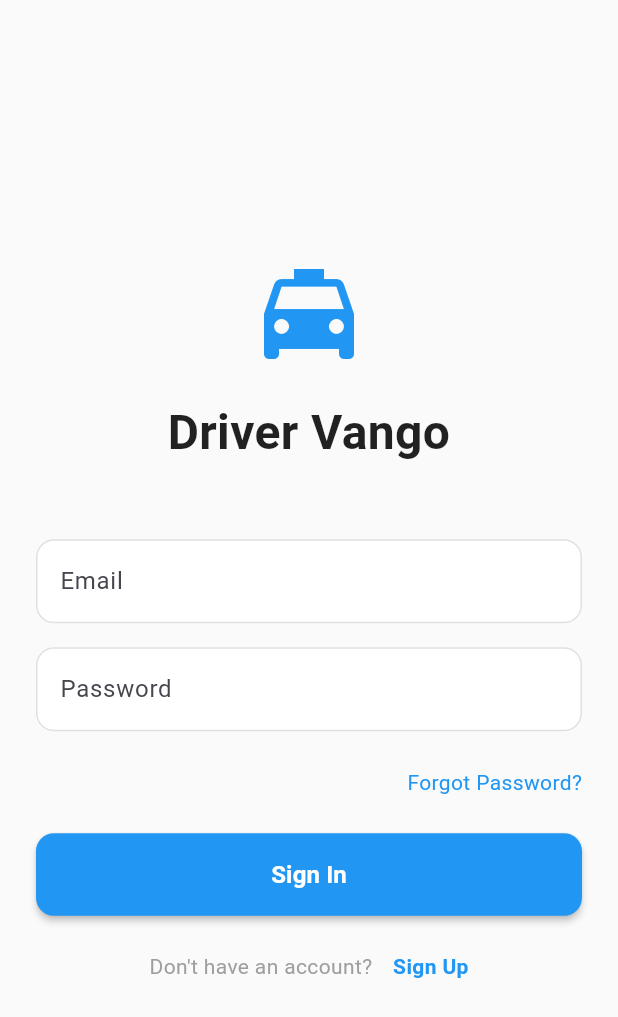
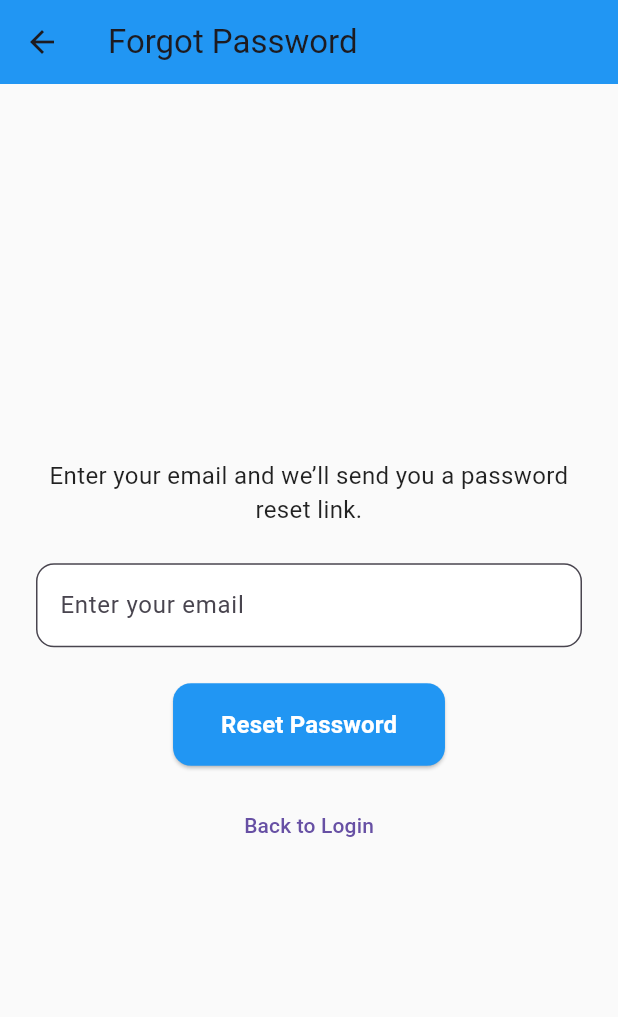
Before and after one commit to SoktyHeng/vango-driver, a Flutter app: the screen it shows after launch, after a tap on "Forgot Password?", on a phone screen of 412 x 824 dp. Shown: the top 1017 px of the screen. Run offline on Flutter 3.47's test engine with Material 3 defaults, Android fonts, the phone set to English and light mode, and no system bars; our stand-ins replace cloud_firestore, firebase_auth, firebase_core, firebase_storage, image_picker; accounts and stored records are empty.

Commit message:
add forgot password page and fix some check in user page

```diff
--- a/lib/pages/edit_profile.dart
+++ b/lib/pages/edit_profile.dart
@@ -278,8 +278,9 @@ class _EditProfilePageState extends State<EditProfilePage> {
                                       fit: BoxFit.cover,
                                       loadingBuilder:
                                           (context, child, loadingProgress) {
-                                            if (loadingProgress == null)
+                                            if (loadingProgress == null) {
                                               return child;
+                                            }
                                             return Center(
                                               child: CircularProgressIndicator(
                                                 value:
--- /dev/null
+++ b/lib/pages/forgot_password_page.dart
@@ -0,0 +1,125 @@
+import 'package:flutter/material.dart';
+import 'package:firebase_auth/firebase_auth.dart';
+
+class ForgotPasswordPage extends StatefulWidget {
+  const ForgotPasswordPage({super.key});
+
+  @override
+  State<ForgotPasswordPage> createState() => _ForgotPasswordPageState();
+}
+
+class _ForgotPasswordPageState extends State<ForgotPasswordPage> {
+  final _emailController = TextEditingController();
+
+  @override
+  void dispose() {
+    _emailController.dispose();
+    super.dispose();
+  }
+
+  Future<void> passwordReset() async {
+    if (_emailController.text.trim().isEmpty) {
+      ScaffoldMessenger.of(context).showSnackBar(
+        const SnackBar(content: Text("Please enter your email.")),
+      );
+      return;
+    }
+
+    try {
+      // show loading
+      showDialog(
+        context: context,
+        barrierDismissible: false,
+        builder: (context) => const Center(child: CircularProgressIndicator()),
+      );
+
+      await FirebaseAuth.instance.sendPasswordResetEmail(
+        email: _emailController.text.trim(),
+      );
+
+      if (!mounted) return;
+      Navigator.pop(context); // close loading
+
+      ScaffoldMessenger.of(context).showSnackBar(
+        const SnackBar(content: Text("Password reset link sent! Check your email.")),
+      );
+    } on FirebaseAuthException catch (e) {
+      if (mounted) Navigator.pop(context); // close loading if error
+
+      String message = "An error occurred";
+      if (e.code == "user-not-found") {
+        message = "No user found with this email.";
+      } else if (e.code == "invalid-email") {
+        message = "Invalid email address.";
+      }
+      ScaffoldMessenger.of(context).showSnackBar(
+        SnackBar(content: Text(message)),
+      );
+    }
+  }
+
+  @override
+  Widget build(BuildContext context) {
+    return Scaffold(
+      backgroundColor: Colors.grey[50],
+      appBar: AppBar(
+        title: const Text("Forgot Password"),
+        backgroundColor: Colors.blue,
+      ),
+      body: Padding(
+        padding: const EdgeInsets.all(24.0),
+        child: Column(
+          mainAxisAlignment: MainAxisAlignment.center,
+          children: [
+            const Text(
+              "Enter your email and we’ll send you a password reset link.",
+              textAlign: TextAlign.center,
+              style: TextStyle(fontSize: 16, color: Colors.black87),
+            ),
+            const SizedBox(height: 24),
+
+            // Email field
+            TextField(
+              controller: _emailController,
+              decoration: InputDecoration(
+                hintText: "Enter your email",
+                border: OutlineInputBorder(
+                  borderRadius: BorderRadius.circular(12),
+                ),
+                filled: true,
+                fillColor: Colors.white,
+              ),
+              keyboardType: TextInputType.emailAddress,
+            ),
+            const SizedBox(height: 24),
+
+            // Reset button
+            ElevatedButton(
+              onPressed: passwordReset,
+              style: ElevatedButton.styleFrom(
+                backgroundColor: Colors.blue,
+                foregroundColor: Colors.white,
+                padding: const EdgeInsets.symmetric(vertical: 16, horizontal: 32),
+                shape: RoundedRectangleBorder(
+                  borderRadius: BorderRadius.circular(12),
+                ),
+              ),
+              child: const Text(
+                "Reset Password",
+                style: TextStyle(fontSize: 16, fontWeight: FontWeight.w600),
+              ),
+            ),
+
+            const SizedBox(height: 16),
+
+            // Back to login
+            TextButton(
+              onPressed: () => Navigator.pop(context),
+              child: const Text("Back to Login"),
+            ),
+          ],
+        ),
+      ),
+    );
+  }
+}
--- a/lib/pages/login_page.dart
+++ b/lib/pages/login_page.dart
@@ -1,6 +1,7 @@
 import 'package:flutter/material.dart';
 import 'package:firebase_auth/firebase_auth.dart';
 import 'package:cloud_firestore/cloud_firestore.dart';
+import 'package:driver_vango/pages/forgot_password_page.dart';
 
 class LoginPage extends StatefulWidget {
   final VoidCallback showRegisterPage;
@@ -137,20 +138,31 @@ class _LoginPageState extends State<LoginPage> {
                       return null;
                     },
                   ),
-                  const SizedBox(height: 24),
+                  const SizedBox(height: 12),
 
                   // Forgot Password
                   Align(
                     alignment: Alignment.centerRight,
                     child: GestureDetector(
-                      onTap: () {},
+                      onTap: () {
+                        Navigator.push(
+                          context,
+                          MaterialPageRoute(
+                            builder: (context) => const ForgotPasswordPage(),
+                          ),
+                        );
+                      },
                       child: const Text(
                         'Forgot Password?',
-                        style: TextStyle(color: Colors.blue),
+                        style: TextStyle(
+                          color: Colors.blue,
+                          fontSize: 14,
+                          fontWeight: FontWeight.w500,
+                        ),
                       ),
                     ),
                   ),
-                  const SizedBox(height: 24),
+                  const SizedBox(height: 32),
 
                   // Login Button
                   ElevatedButton(
@@ -174,7 +186,6 @@ class _LoginPageState extends State<LoginPage> {
 
                           if (driverData != null &&
                               driverData['status'] == 'pending') {
-                            // Close loading dialog
                             if (!mounted) return;
                             Navigator.pop(context);
 
@@ -198,21 +209,16 @@ class _LoginPageState extends State<LoginPage> {
                             return;
                           }
 
-                          // If status is approved or no record found, proceed with Firebase Auth
-                          UserCredential userCredential = await FirebaseAuth
-                              .instance
+                          // Proceed with Firebase Auth
+                          await FirebaseAuth.instance
                               .signInWithEmailAndPassword(
-                                email: _emailController.text.trim(),
-                                password: _passwordController.text.trim(),
-                              );
+                            email: _emailController.text.trim(),
+                            password: _passwordController.text.trim(),
+                          );
 
-                          // Close loading dialog
                           if (!mounted) return;
-                          Navigator.pop(context);
-
-                          // Auth state listener will automatically handle navigation for approved users
+                          Navigator.pop(context); // close loading
                         } on FirebaseAuthException catch (e) {
-                          // Close loading dialog
                           if (mounted) Navigator.pop(context);
 
                           String message = 'An error occurred';
@@ -227,16 +233,15 @@ class _LoginPageState extends State<LoginPage> {
                             message = 'This account has been disabled.';
                           }
 
-                          ScaffoldMessenger.of(
-                            context,
-                          ).showSnackBar(SnackBar(content: Text(message)));
+                          ScaffoldMessenger.of(context).showSnackBar(
+                            SnackBar(content: Text(message)),
+                          );
                         } catch (e) {
-                          // Close loading dialog
                           if (mounted) Navigator.pop(context);
 
-                          ScaffoldMessenger.of(
-                            context,
-                          ).showSnackBar(SnackBar(content: Text('Error: $e')));
+                          ScaffoldMessenger.of(context).showSnackBar(
+                            SnackBar(content: Text('Error: $e')),
+                          );
                         }
                       }
                     },
@@ -267,11 +272,9 @@ class _LoginPageState extends State<LoginPage> {
                         "Don't have an account? ",
                         style: TextStyle(color: Colors.grey),
                       ),
-                      SizedBox(width: 10),
+                      const SizedBox(width: 8),
                       GestureDetector(
-                        onTap: () {
-                          widget.showRegisterPage();
-                        },
+                        onTap: widget.showRegisterPage,
                         child: const Text(
                           'Sign Up',
                           style: TextStyle(
--- a/pubspec.yaml
+++ b/pubspec.yaml
@@ -43,6 +43,11 @@ dependencies:
   path: ^1.9.1
   intl: ^0.19.0
   shared_preferences: ^2.5.3
+  url_launcher: ^6.3.2
+  geolocator: ^14.0.2
+  permission_handler: ^12.0.1
+  google_maps_flutter: ^2.13.1
+  flutter_polyline_points: ^3.0.1
 
 dev_dependencies:
   flutter_test:
```
Also changed, not shown: lib/pages/history_page.dart (+64 -54 lines), lib/pages/home_page.dart (+69 -131 lines), lib/pages/trip_details_page.dart (+136 -93 lines), lib/pages/navigator_page.dart (line endings or trailing spaces), lib/pages/profile_page.dart (line endings or trailing spaces), lib/pages/register_page.dart (line endings or trailing spaces), pubspec.lock, 6 other files.
